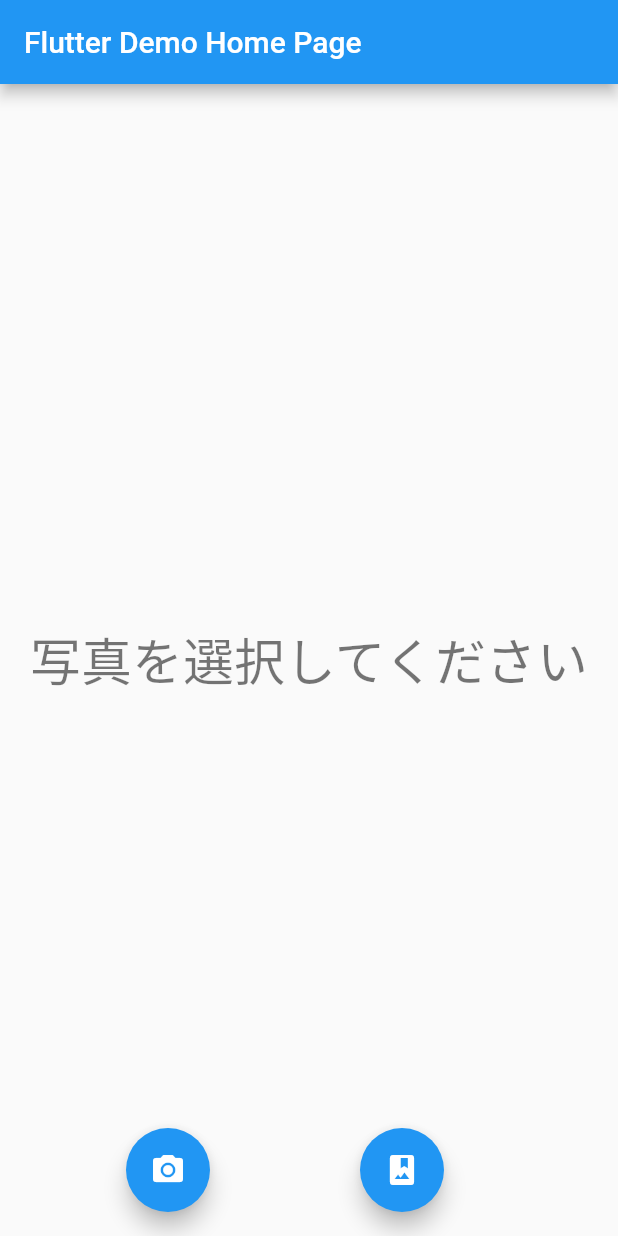
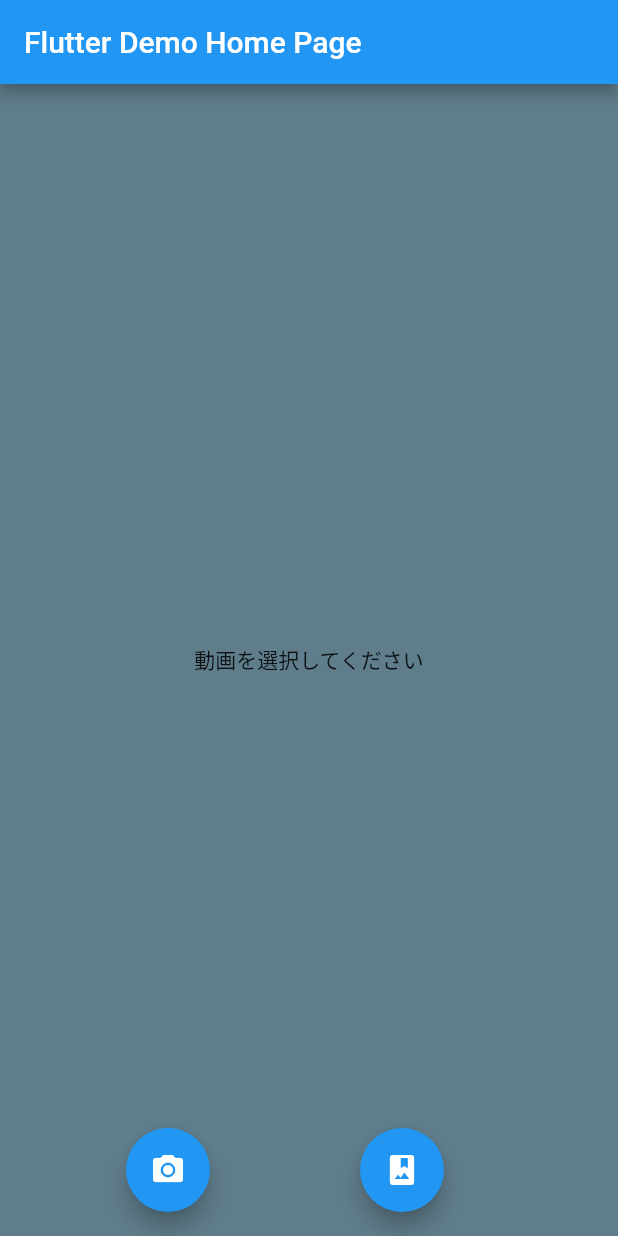
Before and after one commit to kyong0612/hello-flutter, a Flutter app: the screen it shows after launch, after a tap on the "photo album" icon, on a phone screen of 412 x 824 dp. Run offline on Flutter 3.47's test engine with Material 2 defaults, Android fonts, the phone set to English and light mode, and no system bars; our stand-ins replace image_picker, video_player.

```diff
--- a/helloworld/lib/main.dart
+++ b/helloworld/lib/main.dart
@@ -4,6 +4,7 @@ import 'package:flutter/material.dart';
 import 'package:helloworld/test_page2.dart';
 import 'package:helloworld/test_page3.dart';
 import 'package:image_picker/image_picker.dart';
+import 'package:video_player/video_player.dart';
 import 'test_page1.dart';
 
 void main() {
@@ -36,52 +37,59 @@ class MyHomePage extends StatefulWidget {
 }
 
 class _MyHomePageState extends State<MyHomePage> {
-  XFile? _image;
+  VideoPlayerController? _controller;
   final imagePicker = ImagePicker();
 
-  // カメラから写真を取得するメソッド
-  Future getImageFromCamera() async {
-    final pickedFile = await imagePicker.pickImage(source: ImageSource.camera);
-    setState(() {
-      if (pickedFile != null) {
-        _image = XFile(pickedFile.path);
-      }
-    });
+  // カメラから動画を取得するメソッド
+  Future getVideoFromCamera() async {
+    XFile? pickedFile = await imagePicker.pickVideo(source: ImageSource.camera);
+    if (pickedFile != null) {
+      _controller = VideoPlayerController.file(File(pickedFile.path));
+      _controller!.initialize().then((_) {
+        setState(() {
+          _controller!.play();
+        });
+      });
+    }
   }
 
-  // ギャラリーから写真を取得するメソッド
-  Future getImageFromGallery() async {
-    final pickedFile = await imagePicker.pickImage(source: ImageSource.gallery);
-    setState(() {
-      if (pickedFile != null) {
-        _image = XFile(pickedFile.path);
-      }
-    });
+  // ギャラリーから動画を取得するメソッド
+  Future getVideoFromGallery() async {
+    XFile? pickedFile =
+        await imagePicker.pickVideo(source: ImageSource.gallery);
+    if (pickedFile != null) {
+      _controller = VideoPlayerController.file(File(pickedFile.path));
+      _controller!.initialize().then((_) {
+        setState(() {
+          _controller!.play();
+        });
+      });
+    }
   }
 
   @override
   Widget build(BuildContext context) {
     return Scaffold(
+      backgroundColor: Colors.blueGrey,
       appBar: AppBar(
         title: Text(widget.title),
       ),
       body: Center(
-          child: _image == null
-              ? Text(
-                  '写真を選択してください',
-                  style: Theme.of(context).textTheme.headline4,
+          child: _controller == null
+              ? const Text(
+                  '動画を選択してください',
                 )
-              : Image.file(File(_image!.path))),
+              : VideoPlayer(_controller!)),
       floatingActionButton: Row(
         mainAxisAlignment: MainAxisAlignment.spaceEvenly,
         children: [
           // カメラから取得するボタン
           FloatingActionButton(
-            onPressed: getImageFromCamera,
+            onPressed: getVideoFromCamera,
             child: const Icon(Icons.photo_camera),
           ),
           FloatingActionButton(
-            onPressed: getImageFromGallery,
+            onPressed: getVideoFromGallery,
             child: const Icon(Icons.photo_album),
           )
         ],
--- a/helloworld/pubspec.yaml
+++ b/helloworld/pubspec.yaml
@@ -32,6 +32,7 @@ dependencies:
     sdk: flutter
   font_awesome_flutter: ^10.3.0
   image_picker: ^0.8.5+3
+  video_player: ^2.4.5
 
 
   # The following adds the Cupertino Icons font to your application.
```
Also changed, not shown: helloworld/pubspec.lock, 1 other file.
